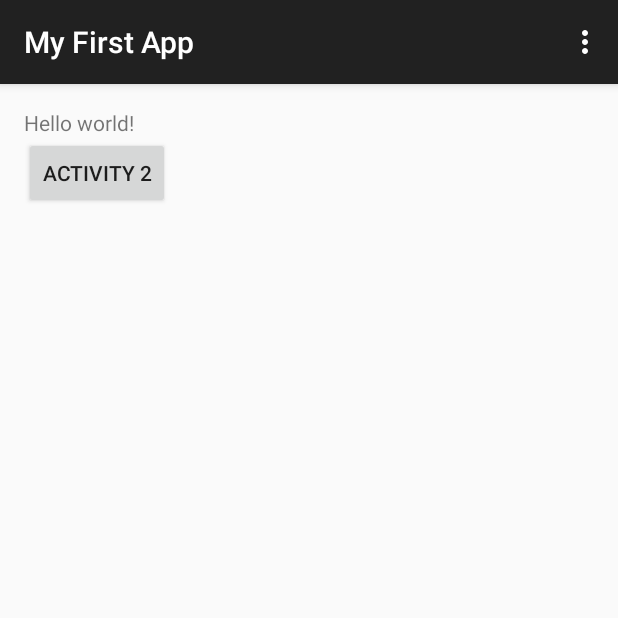
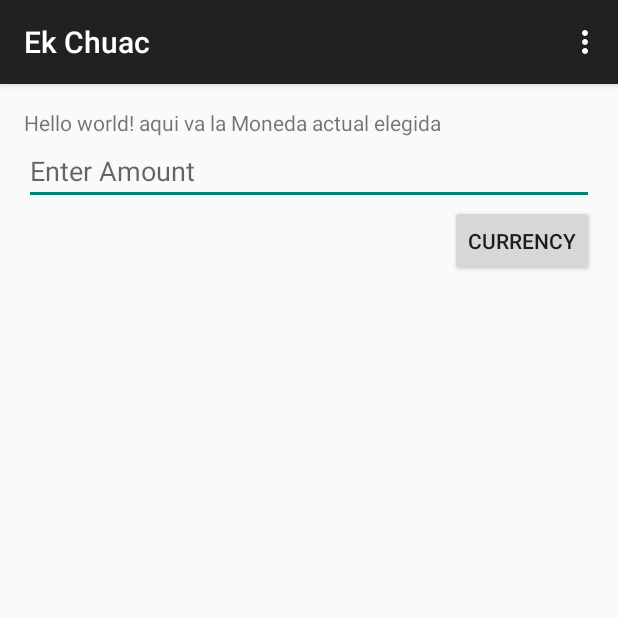
Before and after one commit to paradak/Ek-Chuac2, an Android app: the screen it shows after launch (MyActivity), on a phone screen of 412 x 824 dp, the top half of it. Run offline under Robolectric (Android 15) with nearby library versions, the phone set to English and light mode, and no system bars.

Commit message:
varios ajustes
sera en ingles la app al principio

```diff
--- a/app/src/main/res/layout/activity_my.xml
+++ b/app/src/main/res/layout/activity_my.xml
@@ -9,10 +9,21 @@
     <TextView android:text="@string/hello_world" android:layout_width="wrap_content"
         android:layout_height="wrap_content" />
 
+
+
+    <EditText
+        android:layout_width="match_parent"
+        android:layout_height="wrap_content"
+        android:inputType="numberDecimal"
+        android:id="@+id/editText"
+        android:hint="@string/amount_text" />
+
     <Button
         android:id="@+id/btn01"
-        android:text="Activity 2"
+        android:text="@string/moneda_boton"
         android:layout_width="wrap_content"
-        android:layout_height="wrap_content" />
+        android:layout_height="wrap_content"
+        android:layout_gravity="right" />
+
 
 </LinearLayout>
--- a/app/src/main/res/values/strings.xml
+++ b/app/src/main/res/values/strings.xml
@@ -1,9 +1,13 @@
 <?xml version="1.0" encoding="utf-8"?>
 <resources>
 
-    <string name="app_name">My First App</string>
-    <string name="hello_world">Hello world!</string>
+    <string name="app_name" translatable="false">Ek Chuac</string>
+    <string name="hello_world">Hello world! aqui va la Moneda actual elegida</string>
     <string name="action_settings">Settings</string>
     <string name="title_activity_activity2">Activity2</string>
+    <string name="action_about">About</string>
+    <string name="intercambiar_button">Language Exchange</string>
+    <string name="amount_text">Enter Amount</string>
+    <string name="moneda_boton">Currency</string>
 
 </resources>
```
Also changed, not shown: 3 other files.
